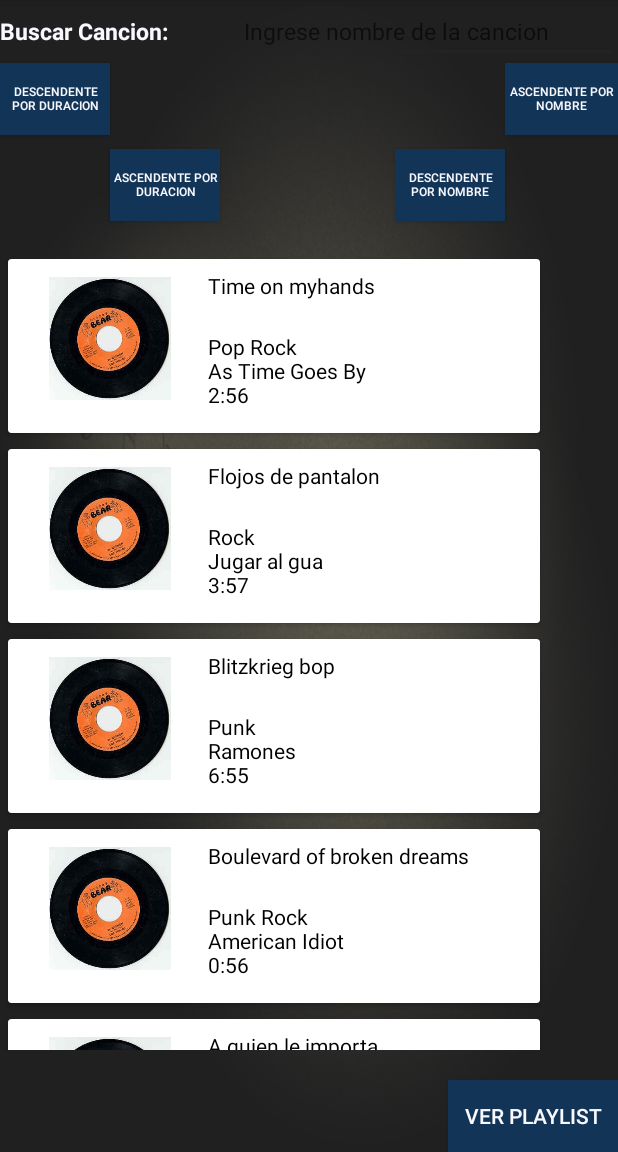
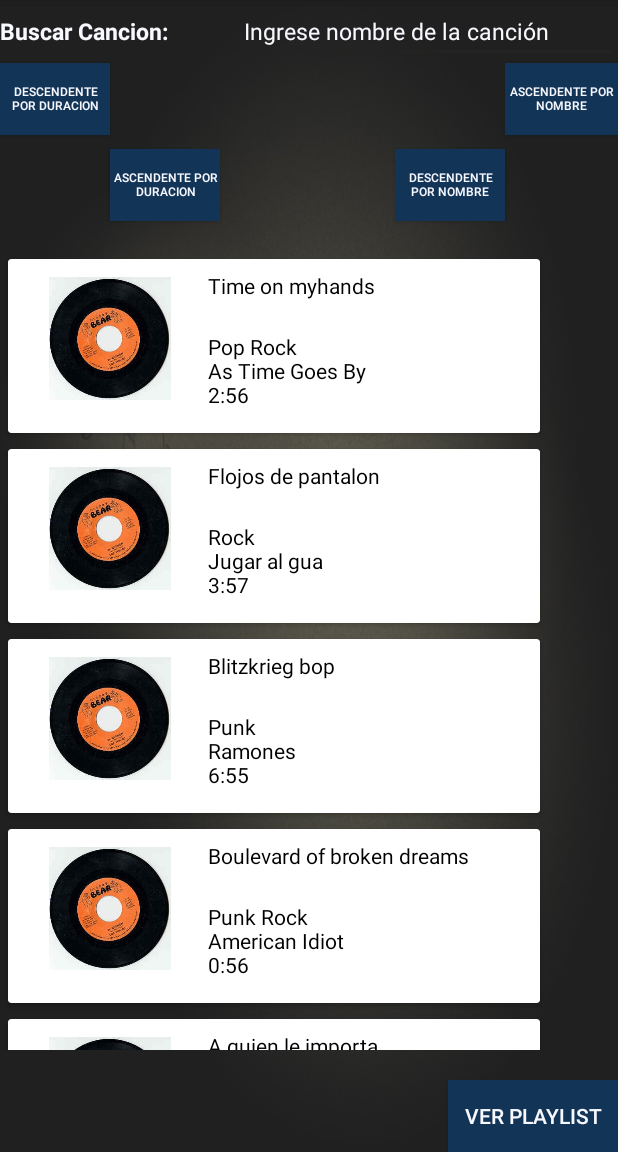
Before and after one commit to bkevin1052/Laboratorio1_ED2, an Android app: the screen it shows after launch (PrincipalActivity), on a phone screen of 412 x 824 dp, the part 84-1236 px from its top. Run offline under Robolectric (Android 15) with nearby library versions, the phone set to English and light mode, and no system bars.

Commit message:
corrigiendo editText

```diff
--- a/app/src/main/res/layout/activity_principal.xml
+++ b/app/src/main/res/layout/activity_principal.xml
@@ -25,7 +25,8 @@
         android:layout_height="wrap_content"
         android:layout_alignParentEnd="true"
         android:layout_toStartOf="@+id/RecyclerViewVerTodas"
-        android:hint="Ingrese nombre de la cancion"
+        android:hint="Ingrese nombre de la canción"
+        android:textColorHint="#F8F8FF"
         android:textColor="#F8F8FF"
         android:textSize="15sp" />
 
```
